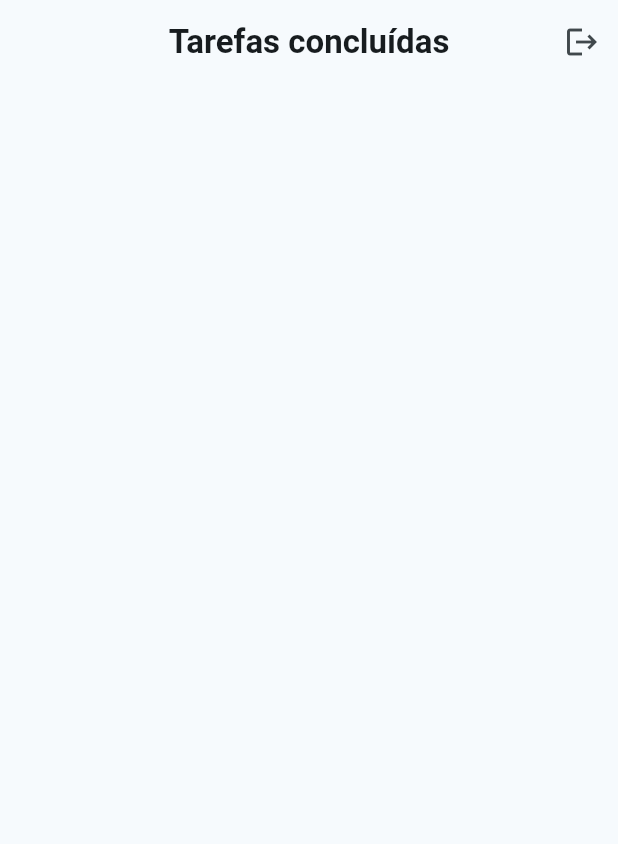
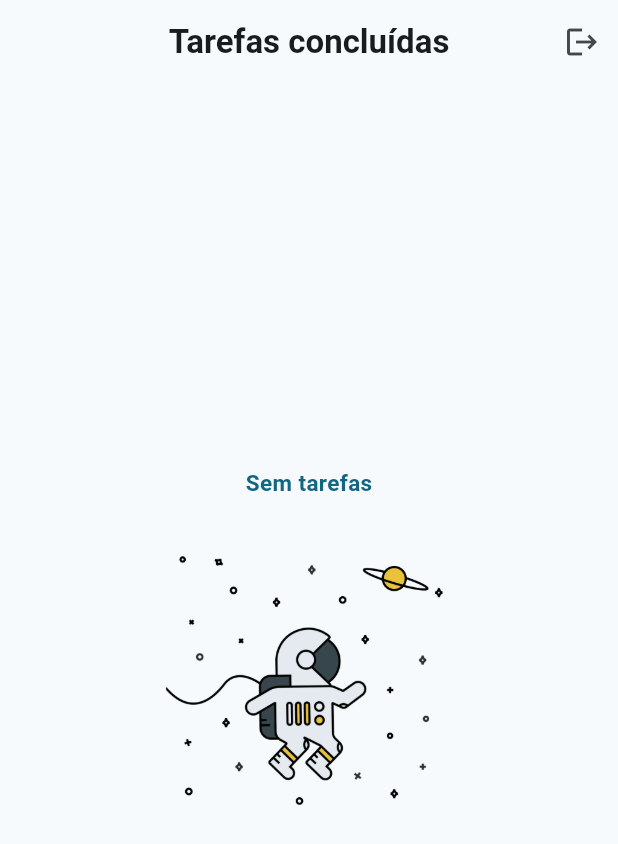
Before and after one commit to leomaiap/Tarefas-Sistemas-Distribuidos, a Flutter app: the Concluidas screen opened directly, on a phone screen of 412 x 824 dp. Shown: the top 844 px of the screen. Run offline on Flutter 3.47's test engine with Material 3 defaults, Android fonts, the phone set to English and light mode, and no system bars; our stand-ins replace sqflite; accounts and stored records are empty.

Commit message:
sem tarefas animation

```diff
--- /dev/null
+++ b/lib/Widgets/emptyTask.dart
@@ -0,0 +1,25 @@
+import 'package:flutter/material.dart';
+
+class EmptyList extends StatelessWidget {
+  const EmptyList({super.key});
+
+  @override
+  Widget build(BuildContext context) {
+    return Padding(
+      padding: const EdgeInsets.all(30),
+      child: Column(
+          mainAxisAlignment: MainAxisAlignment.center,
+          children: [
+            Container(child: Text("Sem tarefas", style: TextStyle(
+              color: Theme.of(context).colorScheme.primary,
+              fontSize: 15,
+              fontWeight: FontWeight.bold
+            ),)),
+
+            Image.asset("lib/assets/astronaut.gif", width: 1000,color:Theme.of(context).colorScheme.background,
+        colorBlendMode: BlendMode.multiply,),
+          ],
+      ),
+    );
+  }
+}
--- a/lib/taskList/taskListBuilder.dart
+++ b/lib/taskList/taskListBuilder.dart
@@ -1,4 +1,5 @@
 import 'package:flutter/material.dart';
+import 'package:planner/Widgets/emptyTask.dart';
 import 'package:planner/taskList/taskExpanderWidget.dart';
 
 class TaskListBuilder extends StatefulWidget {
@@ -57,7 +58,12 @@ class _TaskListBuilderState extends State<TaskListBuilder> {
   Widget build(BuildContext context) {
     return Padding(
       padding: const EdgeInsets.fromLTRB(15,20,15,15),
-      child: ListView.builder(
+      child: listTask.isEmpty
+                ? Center(
+                    child: EmptyList()
+                  )
+                :
+        ListView.builder(
         itemCount: listTask.length, //list.lenth
         itemBuilder: (context, index) {
           if (ignoreIndex.contains(index)) {
```
